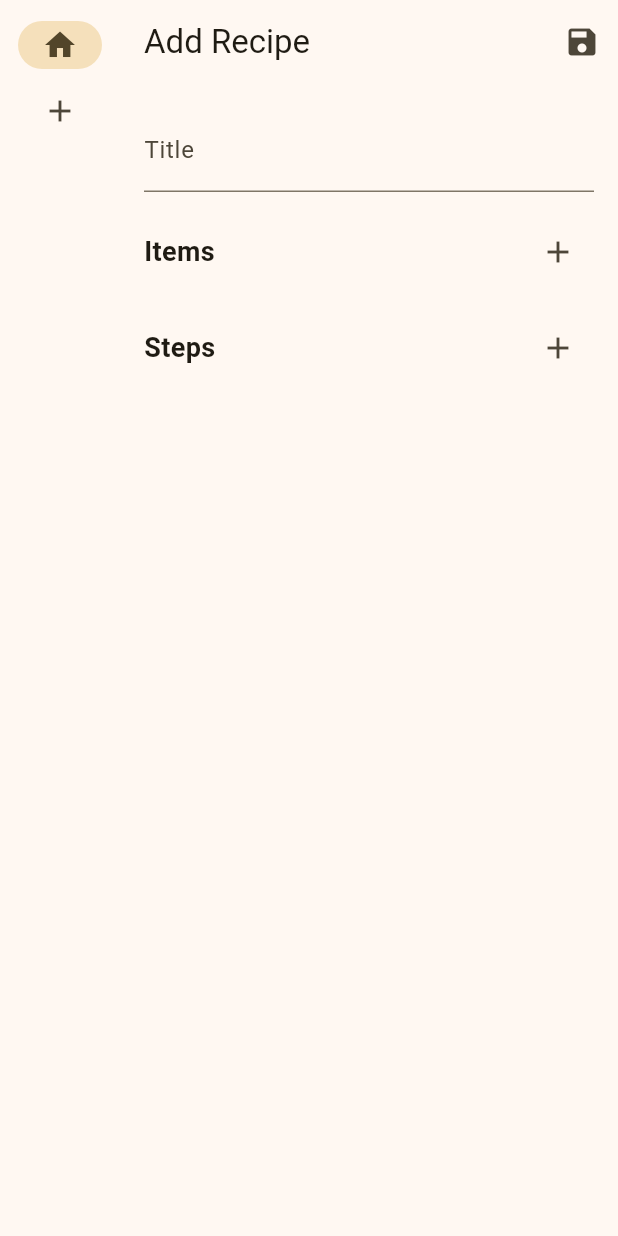
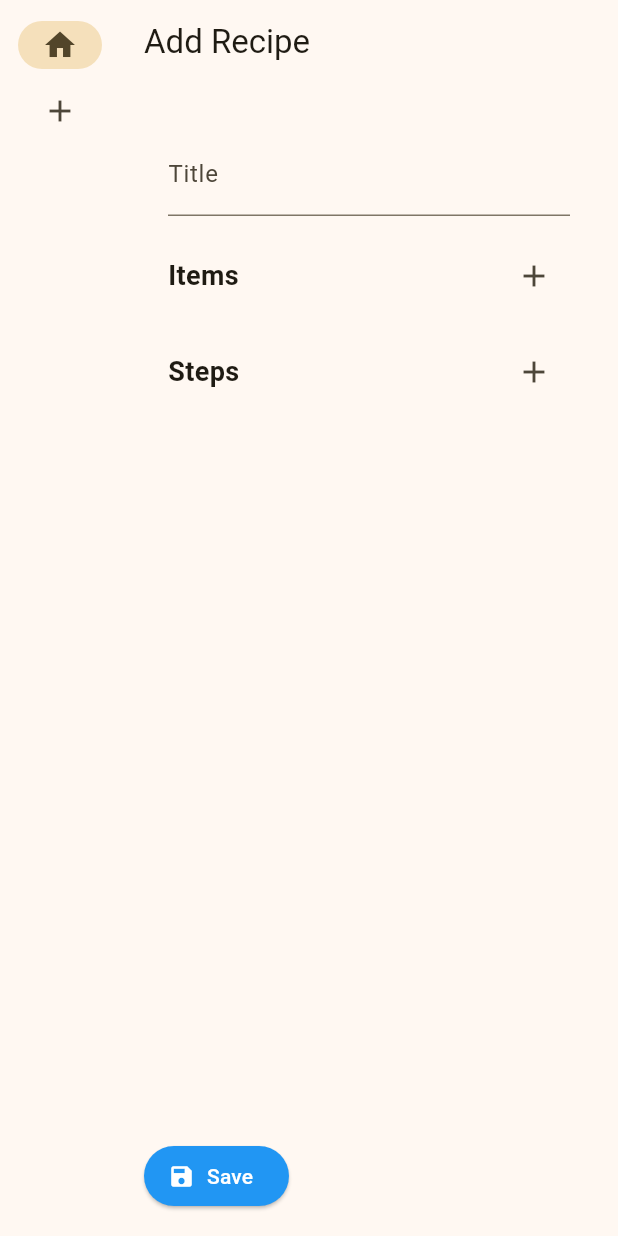
Before and after one commit to SamiOksanen/recipe_book, a Flutter app: the screen it shows after launch, swiped to page 2, on a phone screen of 412 x 824 dp. Run offline on Flutter 3.47's test engine with Material 3 defaults, Android fonts, the phone set to English and light mode, and no system bars.

```diff
--- a/lib/screens/add_recipe_page.dart
+++ b/lib/screens/add_recipe_page.dart
@@ -60,14 +60,12 @@ class _AddRecipePageState extends State<AddRecipePage> {
     return Scaffold(
         appBar: AppBar(
           title: const Text('Add Recipe'),
-        actions: [
-          IconButton(
-            icon: const Icon(Icons.save),
-            onPressed: _saveRecipe,
         ),
-        ],
-      ),
-      body: Form(
+        body: Padding(
+            padding: const EdgeInsets.all(16.0),
+            child:
+                Column(crossAxisAlignment: CrossAxisAlignment.start, children: [
+              Form(
                 key: _formKey,
                 child: SingleChildScrollView(
                   padding: const EdgeInsets.all(16.0),
@@ -104,7 +102,16 @@ class _AddRecipePageState extends State<AddRecipePage> {
                   ),
                 ),
               ),
-    );
+              const Spacer(),
+              ElevatedButton.icon(
+                onPressed: _saveRecipe,
+                icon: const Icon(Icons.save),
+                label: const Text('Save'),
+                style: ElevatedButton.styleFrom(
+                    backgroundColor: Colors.blue,
+                    foregroundColor: Colors.white),
+              ),
+            ])));
   }
 
   Widget _buildListSection(
```
Also changed, not shown: lib/recipe_book_home.dart (+19 -5 lines), lib/screens/view_recipe_page.dart (+15 -2 lines), 1 other file. Lines whose indentation alone changed are shown as unchanged.
